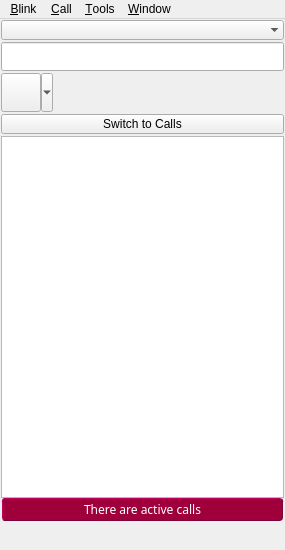
This is resources/blink.ui in AGProjects/blink-qt as Qt 5 draws it before an edit. The edited form follows.
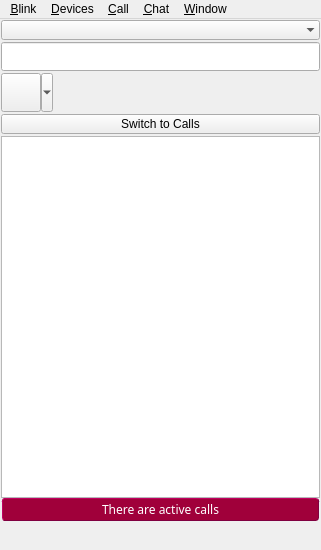
This is the edited form. Icons and pictures are not drawn. Custom widgets are drawn as their Qt base class.

Commit message: Refactored application menus

Patch:
```diff
--- a/resources/blink.ui
+++ b/resources/blink.ui
@@ -6,7 +6,7 @@
    <rect>
     <x>0</x>
     <y>0</y>
-    <width>285</width>
+    <width>321</width>
     <height>550</height>
    </rect>
   </property>
@@ -1053,7 +1053,7 @@
     <rect>
      <x>0</x>
      <y>0</y>
-     <width>285</width>
+     <width>321</width>
      <height>25</height>
     </rect>
    </property>
@@ -1097,16 +1097,6 @@
     <addaction name="separator"/>
     <addaction name="quit_action"/>
    </widget>
-   <widget class="QMenu" name="tools_menu">
-    <property name="title">
-     <string>&amp;Tools</string>
-    </property>
-    <addaction name="sip_server_settings_action"/>
-    <addaction name="history_on_server_action"/>
-    <addaction name="search_for_people_action"/>
-    <addaction name="separator"/>
-    <addaction name="google_contacts_action"/>
-   </widget>
    <widget class="QMenu" name="call_menu">
     <property name="title">
      <string>&amp;Call</string>
@@ -1125,6 +1115,24 @@
        <normaloff>icons/clock.svg</normaloff>icons/clock.svg</iconset>
      </property>
     </widget>
+    <addaction name="redial_action"/>
+    <addaction name="voicemail_menu"/>
+    <addaction name="auto_answer_action"/>
+    <addaction name="separator"/>
+    <addaction name="history_menu"/>
+   </widget>
+   <widget class="QMenu" name="chat_menu">
+    <property name="title">
+     <string>&amp;Chat</string>
+    </property>
+    <addaction name="join_conference_action"/>
+    <addaction name="auto_accept_chat_action"/>
+    <addaction name="received_messages_sound_action"/>
+   </widget>
+   <widget class="QMenu" name="devices_menu">
+    <property name="title">
+     <string>&amp;Devices</string>
+    </property>
     <widget class="QMenu" name="output_device_menu">
      <property name="title">
       <string>&amp;Output device</string>
@@ -1186,8 +1194,9 @@
     <addaction name="screenshots_window_action"/>
    </widget>
    <addaction name="blink_menu"/>
+   <addaction name="devices_menu"/>
    <addaction name="call_menu"/>
-   <addaction name="tools_menu"/>
+   <addaction name="chat_menu"/>
    <addaction name="window_menu"/>
   </widget>
   <action name="quit_action">
```
Left out of the diff: 38 changed lines with no effect on the pictures.
